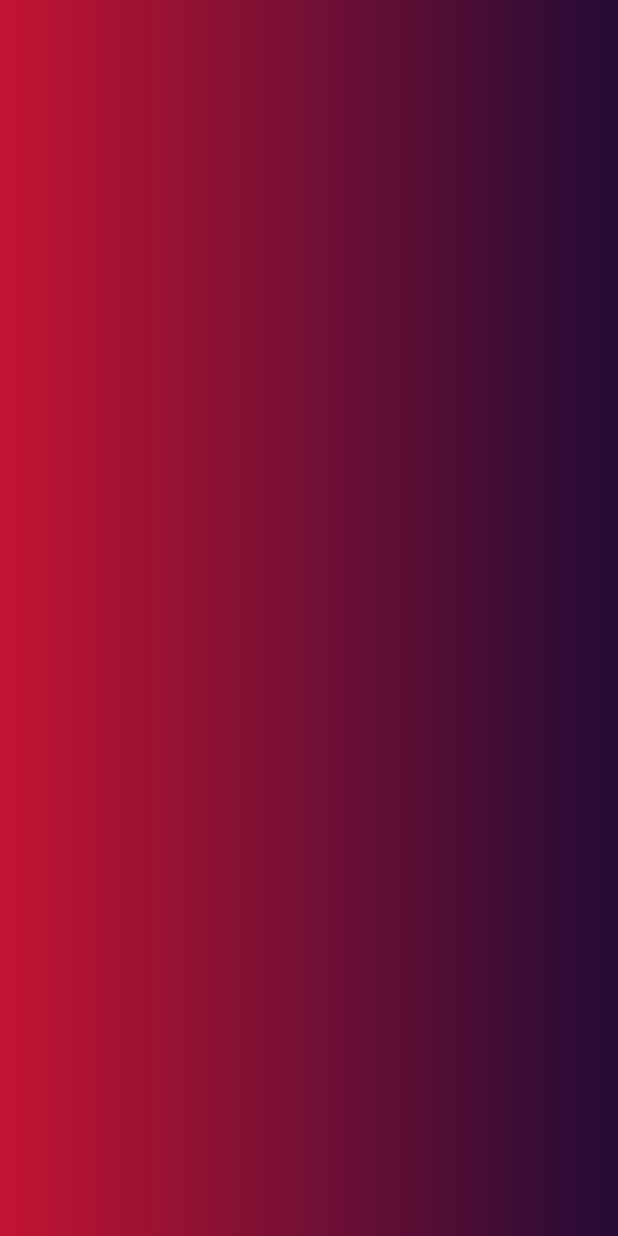
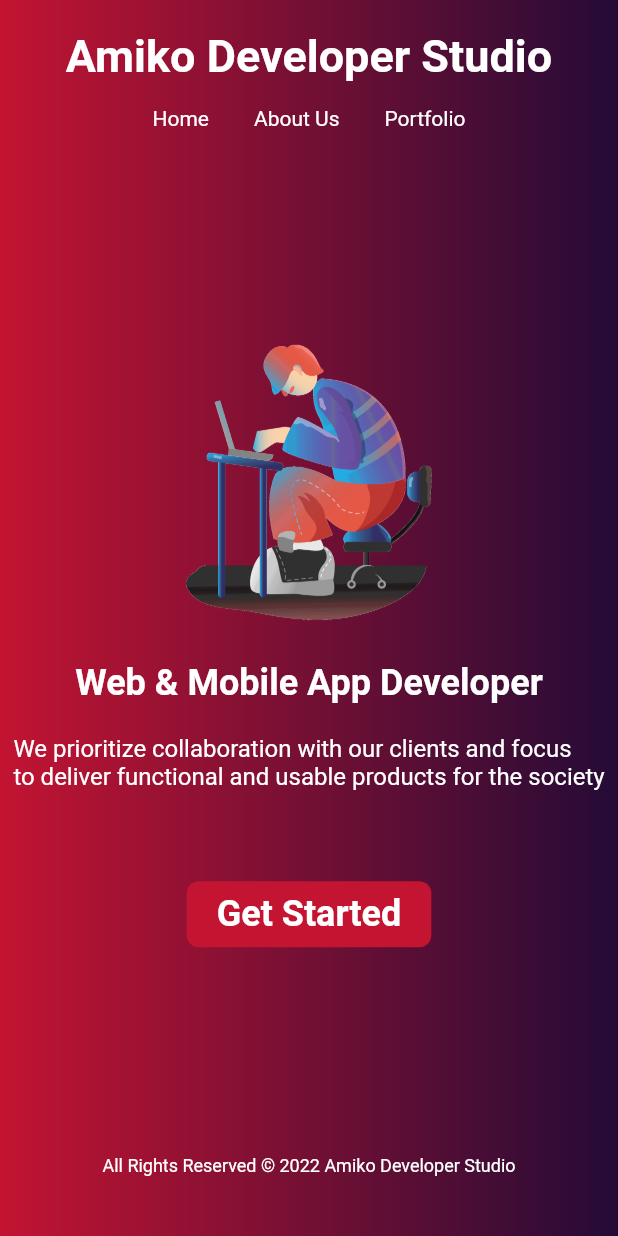
Before and after one commit to Shark929/portfolio_website, a Flutter app: the screen it shows after launch, on a phone screen of 412 x 824 dp. Run offline on Flutter 3.47's test engine with Material 2 defaults, Android fonts, the phone set to English and light mode, and no system bars.

Commit message:
home page ui done

```diff
--- /dev/null
+++ b/lib/components/body.dart
@@ -0,0 +1,119 @@
+import 'package:flutter/material.dart';
+
+class Body extends StatelessWidget {
+  const Body({super.key});
+
+  @override
+  Widget build(BuildContext context) {
+    return LayoutBuilder(
+      //layout builder will make the nav bar responsive
+      builder: (context, constraints) {
+        if (constraints.maxWidth > 800) {
+          return DesktopBody();
+        } else {
+          return MobileBody();
+        }
+      },
+    );
+  }
+}
+
+//desktop
+
+class DesktopBody extends StatelessWidget {
+  const DesktopBody({super.key});
+
+  @override
+  Widget build(BuildContext context) {
+    return Row(
+      mainAxisAlignment: MainAxisAlignment.spaceEvenly,
+      children: [
+        Column(
+          mainAxisAlignment: MainAxisAlignment.spaceAround,
+          crossAxisAlignment: CrossAxisAlignment.start,
+          children: const [
+            Text(
+              "Web &",
+              style: TextStyle(
+                  fontSize: 75,
+                  fontWeight: FontWeight.bold,
+                  color: Colors.white),
+            ),
+            Text(
+              "Mobile Apps",
+              style: TextStyle(
+                  fontSize: 75,
+                  fontWeight: FontWeight.bold,
+                  color: Colors.white),
+            ),
+            SizedBox(
+              height: 20,
+            ),
+            Text(
+              "We prioritize collaboration with our clients and focus \nto deliver functional and usable products for the society",
+              style: TextStyle(
+                  color: Colors.white,
+                  fontSize: 18,
+                  fontStyle: FontStyle.normal),
+            ),
+          ],
+        ),
+        const Image(
+          width: 320,
+          height: 320,
+          image: AssetImage("assets/logo.png"),
+        )
+      ],
+    );
+  }
+}
+
+//mobile
+
+class MobileBody extends StatelessWidget {
+  const MobileBody({super.key});
+
+  @override
+  Widget build(BuildContext context) {
+    return Column(
+      mainAxisAlignment: MainAxisAlignment.spaceAround,
+      children: [
+        const Image(
+          width: 200,
+          height: 200,
+          image: AssetImage("assets/logo.png"),
+        ),
+        const SizedBox(
+          height: 20,
+        ),
+        const Text(
+          "Web & Mobile App Developer",
+          style: TextStyle(
+              fontSize: 24, fontWeight: FontWeight.bold, color: Colors.white),
+        ),
+        const SizedBox(
+          height: 20,
+        ),
+        const Text(
+          "We prioritize collaboration with our clients and focus \nto deliver functional and usable products for the society",
+          style: TextStyle(
+              color: Colors.white, fontSize: 16, fontStyle: FontStyle.normal),
+        ),
+        const SizedBox(
+          height: 60,
+        ),
+        Container(
+          padding: EdgeInsets.symmetric(horizontal: 20, vertical: 8),
+          decoration: BoxDecoration(
+              color: Color.fromRGBO(195, 20, 50, 1.0),
+              borderRadius: BorderRadius.circular(8)),
+          child: const Text(
+            "Get Started",
+            style: TextStyle(
+                color: Colors.white, fontSize: 24, fontWeight: FontWeight.bold),
+          ),
+        ),
+      ],
+    );
+  }
+}
--- /dev/null
+++ b/lib/components/footer.dart
@@ -0,0 +1,19 @@
+import 'package:flutter/material.dart';
+
+class Footer extends StatelessWidget {
+  const Footer({super.key});
+
+  @override
+  Widget build(BuildContext context) {
+    return Container(
+      padding: const EdgeInsets.symmetric(horizontal: 20, vertical: 40),
+      child: const Text(
+        "All Rights Reserved \u00a9 2022 Amiko Developer Studio",
+        style: TextStyle(
+          color: Colors.white,
+          fontSize: 12,
+        ),
+      ),
+    );
+  }
+}
--- /dev/null
+++ b/lib/components/nav_bar.dart
@@ -0,0 +1,177 @@
+import 'package:flutter/material.dart';
+
+class NavBar extends StatelessWidget {
+  const NavBar({super.key});
+
+  @override
+  Widget build(BuildContext context) {
+    return LayoutBuilder(
+      //layout builder will make the nav bar responsive
+      builder: (context, constraints) {
+        if (constraints.maxWidth > 800) {
+          return DesktopNavBar();
+        } else {
+          return MobileNavBar();
+        }
+      },
+    );
+  }
+}
+
+/*             DesktopNavbar                 */
+class DesktopNavBar extends StatelessWidget {
+  const DesktopNavBar({super.key});
+
+  @override
+  Widget build(BuildContext context) {
+    return Padding(
+      padding: const EdgeInsets.symmetric(vertical: 20, horizontal: 40),
+      child: Container(
+        // constraints: BoxConstraints(maxWidth: 1200),
+        child:
+            Row(mainAxisAlignment: MainAxisAlignment.spaceBetween, children: [
+          const Text(
+            "Amiko Developer Studio",
+            style: TextStyle(
+              fontWeight: FontWeight.bold,
+              color: Colors.white,
+              fontSize: 30,
+            ),
+          ),
+          Row(
+            children: [
+              InkWell(
+                onTap: () {
+                  print("home");
+                },
+                child: Container(
+                  padding:
+                      const EdgeInsets.symmetric(horizontal: 16, vertical: 8),
+                  child: const Text(
+                    "Home",
+                    style: TextStyle(
+                      color: Colors.white,
+                    ),
+                  ),
+                ),
+              ),
+              const SizedBox(
+                width: 30,
+              ),
+              InkWell(
+                onTap: () {
+                  print("About us");
+                },
+                child: Container(
+                  padding:
+                      const EdgeInsets.symmetric(horizontal: 16, vertical: 8),
+                  child: const Text(
+                    "About Us",
+                    style: TextStyle(
+                      color: Colors.white,
+                    ),
+                  ),
+                ),
+              ),
+              const SizedBox(
+                width: 30,
+              ),
+              InkWell(
+                onTap: () {
+                  print("Portfolio");
+                },
+                child: Container(
+                  padding:
+                      const EdgeInsets.symmetric(horizontal: 16, vertical: 8),
+                  child: const Text(
+                    "Portfolio",
+                    style: TextStyle(
+                      color: Colors.white,
+                    ),
+                  ),
+                ),
+              ),
+              const SizedBox(
+                width: 30,
+              ),
+              InkWell(
+                onTap: () {
+                  print("get started");
+                },
+                child: Container(
+                  padding: EdgeInsets.symmetric(horizontal: 16, vertical: 4),
+                  decoration: BoxDecoration(
+                      color: Color.fromRGBO(195, 20, 50, 1.0),
+                      borderRadius: BorderRadius.circular(8)),
+                  child: const Text(
+                    "Get Started",
+                    style: TextStyle(
+                        color: Colors.white,
+                        fontSize: 16,
+                        fontWeight: FontWeight.bold),
+                  ),
+                ),
+              ),
+            ],
+          ),
+        ]),
+      ),
+    );
+  }
+}
+
+/*             MobileNavbar                 */
+class MobileNavBar extends StatelessWidget {
+  const MobileNavBar({super.key});
+
+  @override
+  Widget build(BuildContext context) {
+    return Padding(
+      padding: const EdgeInsets.symmetric(vertical: 20),
+      child: Container(
+        child: Column(children: [
+          const Text(
+            "Amiko Developer Studio",
+            style: TextStyle(
+              fontWeight: FontWeight.bold,
+              color: Colors.white,
+              fontSize: 30,
+            ),
+          ),
+          Padding(
+            padding: const EdgeInsets.all(16.0),
+            child: Row(
+              mainAxisAlignment: MainAxisAlignment.center,
+              children: [
+                Text(
+                  "Home",
+                  style: TextStyle(
+                    color: Colors.white,
+                  ),
+                ),
+                SizedBox(
+                  width: 30,
+                ),
+                Text(
+                  "About Us",
+                  style: TextStyle(
+                    color: Colors.white,
+                  ),
+                ),
+                SizedBox(
+                  width: 30,
+                ),
+                Text(
+                  "Portfolio",
+                  style: TextStyle(
+                    color: Colors.white,
+                  ),
+                ),
+              ],
+            ),
+          ),
+        ]),
+      ),
+    );
+  }
+}
--- a/lib/main.dart
+++ b/lib/main.dart
@@ -13,7 +13,7 @@ class MyApp extends StatelessWidget {
   @override
   Widget build(BuildContext context) {
     return MaterialApp(
-      title: 'Flutter Demo',
+      title: 'Amiko Studio Portfolio',
       theme: ThemeData(
         // This is the theme of your application.
         //
--- a/lib/pages/home_page.dart
+++ b/lib/pages/home_page.dart
@@ -1,19 +1,32 @@
 import 'package:flutter/material.dart';
+import 'package:portfolio_website/components/body.dart';
+import 'package:portfolio_website/components/footer.dart';
+import 'package:portfolio_website/components/nav_bar.dart';
 
 class HomePage extends StatelessWidget {
   const HomePage({super.key});
 
   @override
   Widget build(BuildContext context) {
+    final image =
+        AssetImage("assets/images/logo.png", package: 'portfolio_website');
     return Scaffold(
       body: Container(
-        decoration: BoxDecoration(
-            gradient: LinearGradient(
-          colors: [
-            Color.fromRGBO(195, 20, 50, 1.0),
-            Color.fromRGBO(36, 11, 54, 1.0)
-          ],
-        )),
+        decoration: const BoxDecoration(
+          gradient: LinearGradient(
+            colors: [
+              Color.fromRGBO(195, 20, 50, 1.0),
+              Color.fromRGBO(36, 11, 54, 1.0)
+            ],
+          ),
+        ),
+        child: Column(children: const [
+          NavBar(),
+          Spacer(),
+          Body(),
+          Spacer(),
+          Footer(),
+        ]),
       ),
     );
   }
--- a/pubspec.yaml
+++ b/pubspec.yaml
@@ -60,9 +60,8 @@ flutter:
   uses-material-design: true
 
   # To add assets to your application, add an assets section, like this:
-  # assets:
-  #   - images/a_dot_burr.jpeg
-  #   - images/a_dot_ham.jpeg
+  assets:
+    - assets/
 
   # An image asset can refer to one or more resolution-specific "variants", see
   # https://flutter.dev/assets-and-images/#resolution-aware
```
Also changed, not shown: assets/logo.png (added), assets/—Pngtree—programmer coding laptop vector thin_5140244.png (added).
